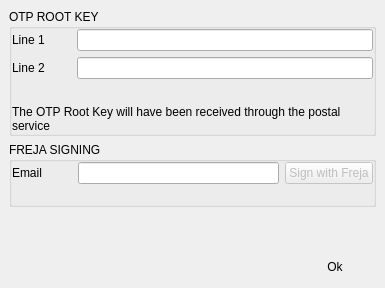
Old version of the form BlockSettleUILib/OTPImportDialog.ui in the repository BlockSettle/terminal.
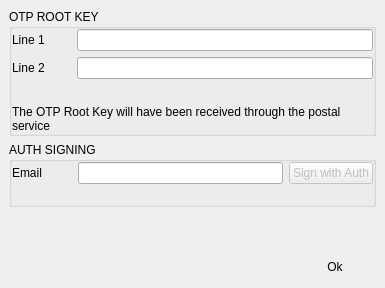
New version of the form. Icons and pictures are not drawn.

Commit message:
Freja/FREJA -> Auth/AUTH
Change all references from Freja (eID) to Auth (eID). Initial commit. Hasn't been checked against the terminal yet, which will probably require its own PR.

What changed in the file:
```diff
--- a/BlockSettleUILib/OTPImportDialog.ui
+++ b/BlockSettleUILib/OTPImportDialog.ui
@@ -204,7 +204,7 @@
         </sizepolicy>
        </property>
        <property name="title">
-        <string>FREJA SIGNING</string>
+        <string>AUTH SIGNING</string>
        </property>
        <layout class="QVBoxLayout" name="verticalLayout">
         <property name="leftMargin">
@@ -269,7 +269,7 @@
               <bool>false</bool>
              </property>
              <property name="text">
-              <string>Sign with Freja</string>
+              <string>Sign with Auth</string>
              </property>
              <property name="autoDefault">
               <bool>false</bool>
```
Left out of the diff: 8 changed lines with no effect on the pictures. The commit also changes 50 other files.
